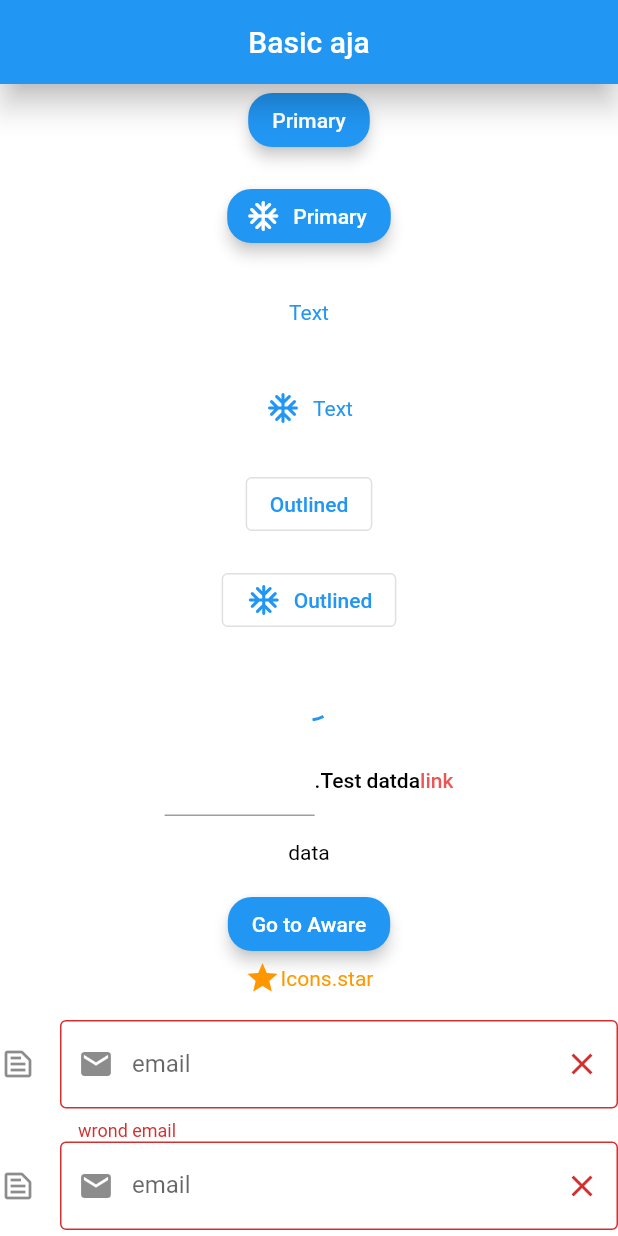
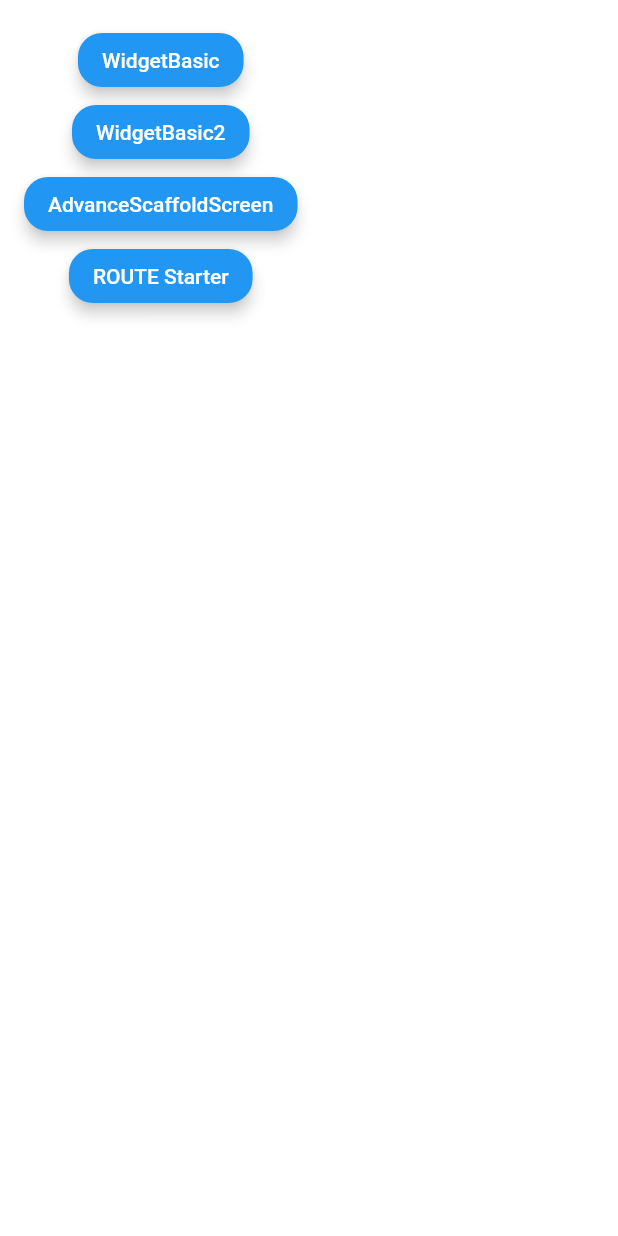
Before and after one commit to auliaramadhan/learn_flutter_UI, a Flutter app: the screen it shows after launch, on a phone screen of 412 x 824 dp. Run offline on Flutter 3.47's test engine with Material 2 defaults, Android fonts, the phone set to English and light mode, and no system bars; our stand-ins replace auto_route, bloc, flutter_bloc, flutter_riverpod, flutter_secure_storage, freezed_annotation and 2 more; generated files the repository leaves out were written again.

Commit message:
setting kodingan route

```diff
--- a/lib/main.dart
+++ b/lib/main.dart
@@ -1,7 +1,8 @@
 import 'package:auto_route/auto_route.dart';
 import 'package:flutter/material.dart';
+import 'package:flutter_ui/test_screen/starter.dart';
 import 'package:provider/provider.dart';
-import 'package:flutter_ui/utils/auto_routes.dart';
+import 'package:flutter_ui/test_screen/route_aware/autorouter/auto_routes.dart';
 import 'theme.dart';
 import 'utils/routes.dart';
 
@@ -15,12 +16,11 @@ void main() {
 
 class MyApp extends StatelessWidget {
   MyApp({Key? key}) : super(key: key);
-  final _autoRouter = AppRouter();
 
   // This widget is the root of your application.
   @override
   Widget build(BuildContext context) {
-    return MaterialApp.router(
+    return MaterialApp(
       title: 'Flutter Demo',
       theme: MyThemes.lightTheme(context),
       themeMode: ThemeMode.light,
@@ -30,13 +30,13 @@ class MyApp extends StatelessWidget {
       // navigatorObservers: [routeObserver],
 
       // ---auto route------
-      routerDelegate: _autoRouter.delegate(
-        navigatorObservers: () => [AutoRouteObserver(), MyObserver()],
-        // navigatorObservers: () => [AutoRouteObserver(), MyObserver()],
-      ),
-      routeInformationParser: _autoRouter.defaultRouteParser(),
+      // routerDelegate: _autoRouter.delegate(
+      //   navigatorObservers: () => [AutoRouteObserver(), MyObserver()],
+      //   // navigatorObservers: () => [AutoRouteObserver(), MyObserver()],
+      // ),
+      // routeInformationParser: _autoRouter.defaultRouteParser(),
 
-      // home: const MyHomePage(title: 'Flutter Demo Home Page'),
+      home: const StarterWidget(),
     );
   }
 }
--- /dev/null
+++ b/lib/test_screen/starter.dart
@@ -0,0 +1,67 @@
+import 'package:flutter/material.dart';
+import 'package:flutter_ui/test_screen/route_aware/starter.dart';
+import 'package:flutter_ui/test_screen/scaffold_advanced.dart';
+import 'package:flutter_ui/test_screen/widget_basic.dart';
+import 'package:flutter_ui/test_screen/widget_basic2.dart';
+import 'package:flutter_ui/widgets/button.dart';
+
+class StarterWidget extends StatefulWidget {
+  const StarterWidget({Key? key}) : super(key: key);
+
+  @override
+  State<StarterWidget> createState() => _StarterWidgetState();
+}
+
+class _StarterWidgetState extends State<StarterWidget> {
+  @override
+  Widget build(BuildContext context) {
+    return Scaffold(
+      body: Padding(
+          padding: EdgeInsets.all(16),
+          child: Column(
+            children: [
+              ButtonPrimary(
+                text: "WidgetBasic",
+                onPressed: () {
+                  Navigator.of(context).push(MaterialPageRoute(
+                    builder: (context) {
+                      return WidgetBasicScreen();
+                    },
+                  ));
+                },
+              ),
+              ButtonPrimary(
+                text: "WidgetBasic2",
+                onPressed: () {
+                  Navigator.of(context).push(MaterialPageRoute(
+                    builder: (context) {
+                      return WidgetBasic2Screen();
+                    },
+                  ));
+                },
+              ),
+              ButtonPrimary(
+                text: "AdvanceScaffoldScreen",
+                onPressed: () {
+                  Navigator.of(context).push(MaterialPageRoute(
+                    builder: (context) {
+                      return AdvanceScaffoldScreen();
+                    },
+                  ));
+                },
+              ),
+              ButtonPrimary(
+                text: "ROUTE Starter",
+                onPressed: () {
+                  Navigator.of(context).push(MaterialPageRoute(
+                    builder: (context) {
+                      return RouteStarteer();
+                    },
+                  ));
+                },
+              ),
+            ],
+          )),
+    );
+  }
+}
--- a/lib/test_screen/widget_basic.dart
+++ b/lib/test_screen/widget_basic.dart
@@ -3,7 +3,7 @@ import 'package:flutter/material.dart';
 import 'package:flutter_ui/extends_utility/stream_build.dart';
 import 'package:flutter_ui/extends_utility/transform.dart';
 import 'package:flutter_ui/images.dart';
-import 'package:flutter_ui/utils/auto_routes.dart';
+import 'package:flutter_ui/test_screen/route_aware/autorouter/auto_routes.dart';
 import 'package:flutter_ui/widgets/inkwell.dart';
 import '../utils/routes.dart';
 import '../widgets/TextForm.dart';
@@ -43,7 +43,8 @@ class WidgetBasicScreen extends StatelessWidget {
             const ExtraHeight(),
             ButtonPrimary(
               onPressed: () {
-                context.router.push(const RouteAwareRoute());
+
+                // context.router.push(const RouteAwareRoute());
               },
               text: "Go to Aware",
             ),
--- a/lib/utils/routes.dart
+++ b/lib/utils/routes.dart
@@ -1,5 +1,5 @@
 import 'package:flutter/material.dart';
-import '../test_screen/route_aware/route_aware.dart';
+import '../test_screen/route_aware/autorouter/auto_route_aware.dart';
 import '../test_screen/scaffold_advanced.dart';
 import '../test_screen/widget_basic.dart';
 
--- a/lib/widgets/sidebar_drawer.dart
+++ b/lib/widgets/sidebar_drawer.dart
@@ -2,7 +2,7 @@ import 'package:auto_route/annotations.dart';
 import 'package:auto_route/auto_route.dart';
 import 'package:flutter/material.dart';
 import 'package:flutter_bloc/flutter_bloc.dart';
-import 'package:flutter_ui/utils/auto_routes.dart';
+import 'package:flutter_ui/test_screen/route_aware/autorouter/auto_routes.dart';
 import '../images.dart';
 import 'spacing.dart';
 
@@ -33,7 +33,7 @@ class Sidebar extends StatelessWidget {
             buildSearchField(),
             const ExtraHeight(),
             buildMenuItem(
-              onClicked: () => AutoRouter.of(context).navigate(TodoRoute()),
+              // onClicked: () => AutoRouter.of(context).navigate(TodoRoute()),
               text: "Todo",
               icon: Icons.today_outlined,
             ),
@@ -76,7 +76,7 @@ class Sidebar extends StatelessWidget {
               const Spacer(),
               const CircleAvatar(
                 radius: 24,
-                backgroundColor: const Color.fromRGBO(30, 60, 168, 1),
+                backgroundColor: Color.fromRGBO(30, 60, 168, 1),
                 child: Icon(Icons.add_comment_outlined),
               )
             ],
```
Also changed, not shown: lib/fonts.dart (+8 -2 lines), lib/test_screen/route_aware/autorouter/auto_route_aware.dart (renamed from lib/test_screen/route_aware/route_aware.dart, +6 -6 lines), lib/test_screen/route_aware/autorouter/auto_route_initial.dart (added, +76 -0 lines), lib/test_screen/route_aware/autorouter/auto_routes.dart (renamed from lib/utils/auto_routes.dart, +9 -13 lines), lib/test_screen/route_aware/normal_route/normal_route.dart (added, +69 -0 lines), lib/test_screen/route_aware/starter.dart (added, +45 -0 lines), lib/state_management/todo/todo_state.freezed.dart.
